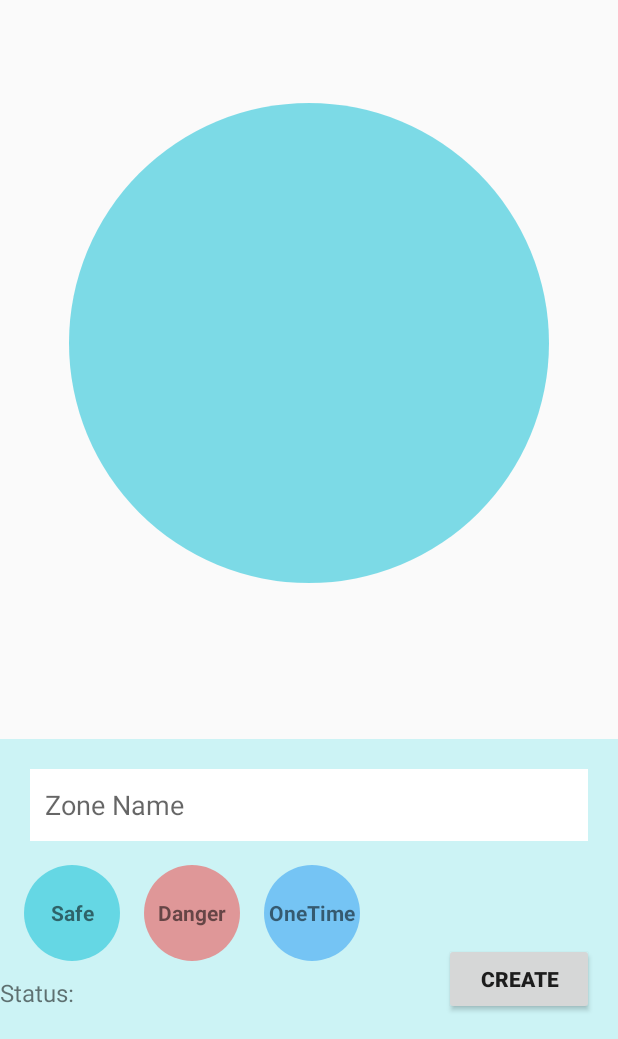
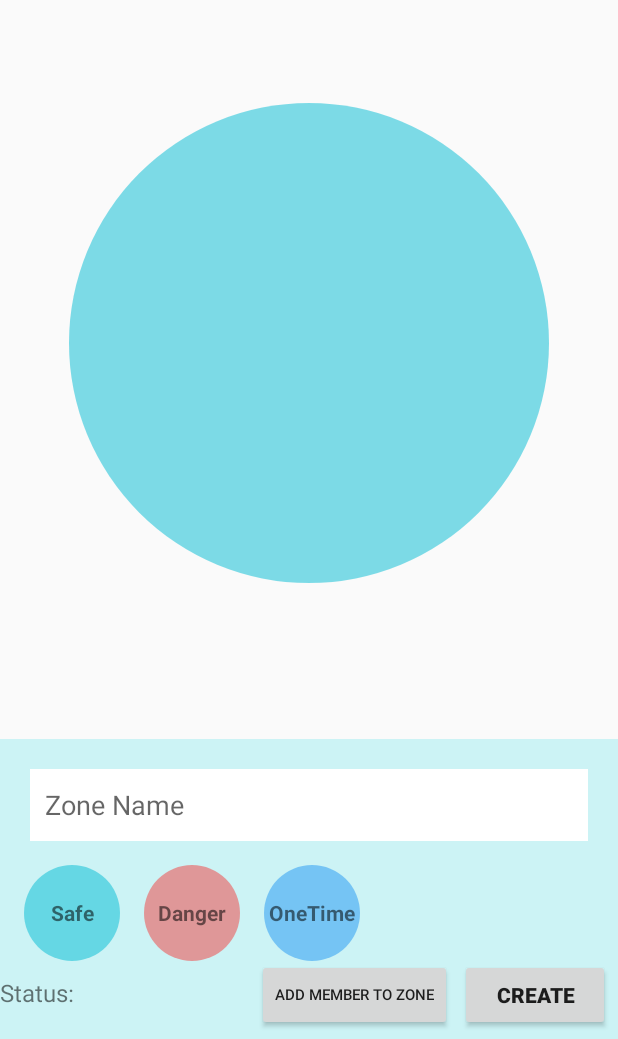
Before and after one commit to hailm86/MapInviteDemo, an Android app: the fragment CreateZoneFragment placed in its activity, on a phone screen of 412 x 824 dp, the part 197-1236 px from its top. Run offline under Robolectric (Android 15) with nearby library versions, the phone set to English and light mode, and no system bars; our stand-ins replace Dagger/Hilt's generated code, Firebase (no records; nobody signed in at launch, a user with empty details on screens opened directly), Timber, navigation-ui; 8 statements that could not run were skipped.

Commit message:
add member dialog

```diff
--- a/app/src/main/java/com/hailm/mapinvitedemo/ui/invite_list/UserInvite.kt
+++ b/app/src/main/java/com/hailm/mapinvitedemo/ui/invite_list/UserInvite.kt
@@ -1,7 +1,11 @@
 package com.hailm.mapinvitedemo.ui.invite_list
 
+import android.os.Parcelable
+import kotlinx.parcelize.Parcelize
+
+@Parcelize
 data class UserInvite(
     val userOne: String? = "",
     val userTwo: String? = "",
     var status: String? = "-1"
-)
+) : Parcelable
--- a/app/src/main/java/com/hailm/mapinvitedemo/ui/zone_create/CreateZoneFragment.kt
+++ b/app/src/main/java/com/hailm/mapinvitedemo/ui/zone_create/CreateZoneFragment.kt
@@ -33,6 +33,7 @@ import com.hailm.mapinvitedemo.base.extension.setThrottleClickListener
 import com.hailm.mapinvitedemo.base.helper.viewBinding
 import com.hailm.mapinvitedemo.base.util.Constants
 import com.hailm.mapinvitedemo.databinding.FragmentCreateZoneBinding
+import com.hailm.mapinvitedemo.ui.invite_list.UserInvite
 import com.hailm.mapinvitedemo.ui.map.GeofenceData
 import com.hailm.mapinvitedemo.ui.map.MapFragment
 import dagger.hilt.android.AndroidEntryPoint
@@ -45,6 +46,8 @@ class CreateZoneFragment : BaseFragment(R.layout.fragment_create_zone), OnMapRea
     private val mBinding by viewBinding(FragmentCreateZoneBinding::bind)
     private val createZoneViewModel: CreateZoneViewModel by viewModels()
     private val mArgs by navArgs<CreateZoneFragmentArgs>()
+    private lateinit var addMemberDialog: AddMemberDialog
+    private var memberList = arrayListOf<UserInvite>()
 
     @Inject
     lateinit var userProfileProvider: UserProfileProvider
@@ -103,6 +106,7 @@ class CreateZoneFragment : BaseFragment(R.layout.fragment_create_zone), OnMapRea
 
             mBinding.edtZoneAlertName.setText(zoneAlert.zoneName)
             createZoneViewModel.getDocumentIdZoneAlert(zoneAlert)
+            createZoneViewModel.getListMember()
         }
     }
 
@@ -111,6 +115,10 @@ class CreateZoneFragment : BaseFragment(R.layout.fragment_create_zone), OnMapRea
             if (it) {
                 Toast.makeText(context, "Thêm thành công", Toast.LENGTH_SHORT).show()
             }
+        }
+
+        createZoneViewModel.memberList.observe(viewLifecycleOwner) {
+            memberList = it
         }
 
         with(mBinding) {
@@ -141,6 +149,14 @@ class CreateZoneFragment : BaseFragment(R.layout.fragment_create_zone), OnMapRea
             btnOneTime.setThrottleClickListener {
                 zoneType = Constants.ZONE_ONE_TIME
                 circleView.setBackgroundResource(R.drawable.circle_background_one_time)
+            }
+
+            btnAddMember.setThrottleClickListener {
+                addMemberDialog = AddMemberDialog.newInstance(memberList)
+                addMemberDialog.show(
+                    childFragmentManager,
+                    CreateZoneFragment::class.java.simpleName
+                )
             }
         }
     }
--- a/app/src/main/res/layout/fragment_create_zone.xml
+++ b/app/src/main/res/layout/fragment_create_zone.xml
@@ -96,13 +96,23 @@
             android:textStyle="bold"
             app:layout_constraintStart_toEndOf="@id/btnDanger"
             app:layout_constraintTop_toBottomOf="@id/edtZoneAlertName" />
-    </androidx.constraintlayout.widget.ConstraintLayout>
+
+        <Button
+            android:id="@+id/btnAddMember"
+            android:layout_width="wrap_content"
+            android:layout_height="wrap_content"
+            android:layout_margin="5dp"
+            android:text="Add member to Zone"
+            android:textSize="10sp"
+            app:layout_constraintBottom_toBottomOf="parent"
+            app:layout_constraintEnd_toEndOf="parent"
+            app:layout_constraintEnd_toStartOf="@id/createGeofenceButton" />
 
         <Button
             android:id="@+id/createGeofenceButton"
             android:layout_width="wrap_content"
             android:layout_height="wrap_content"
-        android:layout_margin="16dp"
+            android:layout_margin="5dp"
             android:gravity="center"
             android:minWidth="100dp"
             android:src="@drawable/ic_logo"
@@ -110,8 +120,8 @@
             android:textStyle="bold"
             app:layout_constraintBottom_toBottomOf="parent"
             app:layout_constraintEnd_toEndOf="parent"
-        app:layout_constraintHorizontal_bias="1"
-        app:layout_constraintStart_toStartOf="parent" />
+            app:layout_constraintHorizontal_bias="1" />
+    </androidx.constraintlayout.widget.ConstraintLayout>
 
     <TextView
         android:id="@+id/statusTextView"
```
Also changed, not shown: app/src/main/java/com/hailm/mapinvitedemo/ui/zone_create/AddMemberAdapter.kt (added, +23 -0 lines), app/src/main/java/com/hailm/mapinvitedemo/ui/zone_create/AddMemberDialog.kt (added, +24 -0 lines), app/src/main/java/com/hailm/mapinvitedemo/ui/zone_create/AddMemberViewHolder.kt (added, +28 -0 lines), app/src/main/java/com/hailm/mapinvitedemo/ui/zone_create/CreateZoneViewModel.kt (+31 -1 lines), app/src/main/res/layout/item_add_member.xml (added, +67 -0 lines). Lines whose indentation alone changed are shown as unchanged.
